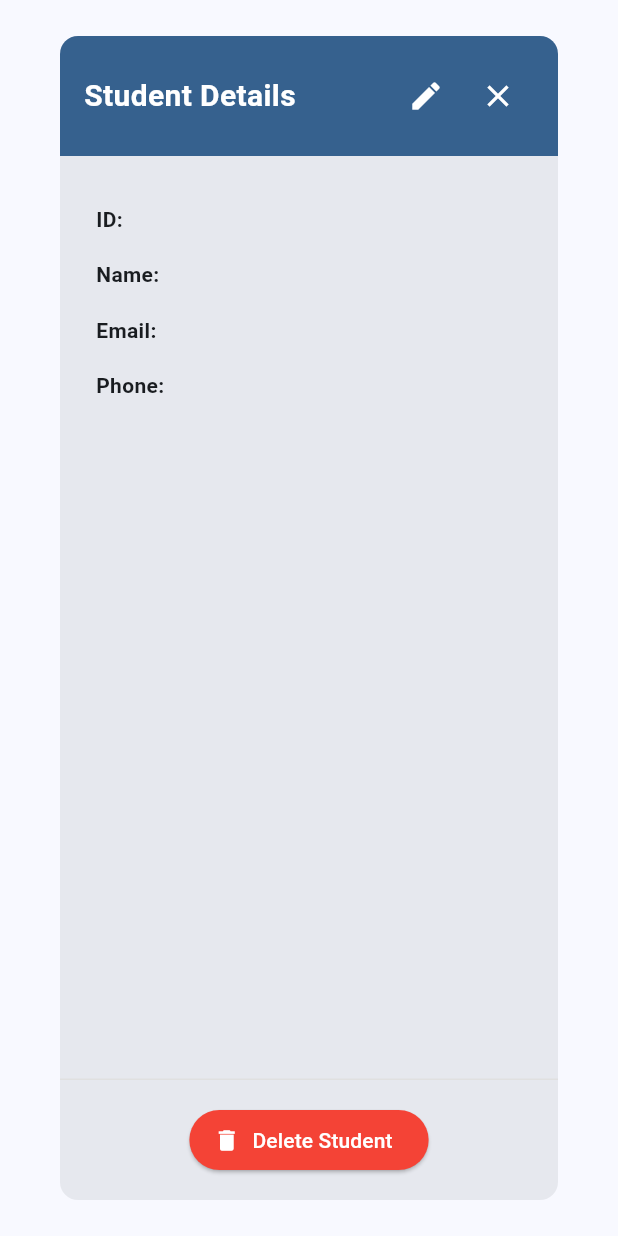
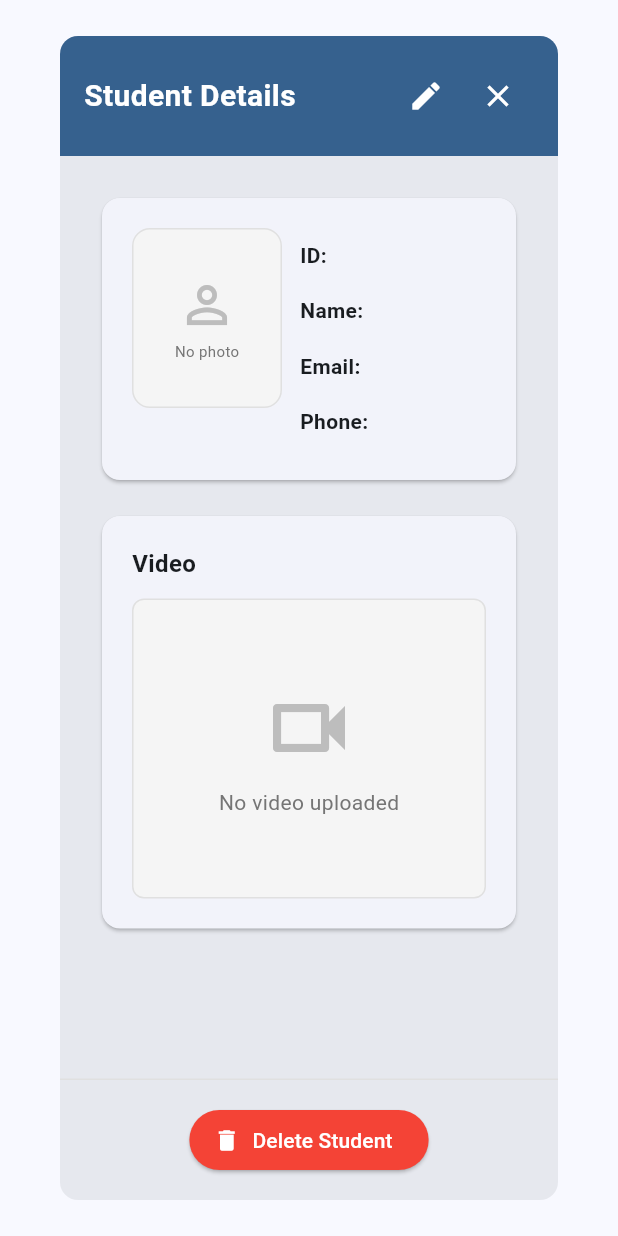
Before and after one commit to NitishGupta2306/student-master, a Flutter app: the StudentDetailDialog widget shown alone on an empty page, opened directly with empty values, on a phone screen of 412 x 824 dp. Run offline on Flutter 3.47's test engine with Material 3 defaults, Android fonts, the phone set to English and light mode, and no system bars; our stand-ins replace chewie, csv, data_table_2, file_picker, fluttertoast, sqflite and 1 more; accounts and stored records are empty.

Commit message:
default photo and video in UI

```diff
--- a/src/lib/widgets/student_detail_dialog.dart
+++ b/src/lib/widgets/student_detail_dialog.dart
@@ -132,47 +132,114 @@ class StudentDetailDialog extends StatelessWidget {
               child: SingleChildScrollView(
                 padding: const EdgeInsets.all(24),
                 child: Column(
+                  crossAxisAlignment: CrossAxisAlignment.stretch,
+                  children: [
+                    // Photo and Info Card
+                    Card(
+                      elevation: 1,
+                      shape: RoundedRectangleBorder(
+                        borderRadius: BorderRadius.circular(12),
+                      ),
+                      child: Padding(
+                        padding: const EdgeInsets.all(20),
+                        child: LayoutBuilder(
+                          builder: (context, constraints) {
+                            // Use smaller photo on narrow screens
+                            final photoWidth = constraints.maxWidth < 400
+                                ? 100.0
+                                : 200.0;
+                            final photoHeight = constraints.maxWidth < 400
+                                ? 120.0
+                                : 250.0;
+                            final spacing = constraints.maxWidth < 400
+                                ? 12.0
+                                : 24.0;
+
+                            return Row(
                               crossAxisAlignment: CrossAxisAlignment.start,
                               children: [
-                    // Basic Info
+                                // Photo on Left
+                                Container(
+                                  width: photoWidth,
+                                  height: photoHeight,
+                                  decoration: BoxDecoration(
+                                    color: Colors.grey[100],
+                                    borderRadius: BorderRadius.circular(12),
+                                    border: Border.all(
+                                      color: Colors.grey[300]!,
+                                    ),
+                                  ),
+                                  child:
+                                      student.photoPath != null &&
+                                          student.photoPath!.isNotEmpty &&
+                                          File(student.photoPath!).existsSync()
+                                      ? ClipRRect(
+                                          borderRadius: BorderRadius.circular(
+                                            12,
+                                          ),
+                                          child: Image.file(
+                                            File(student.photoPath!),
+                                            fit: BoxFit.cover,
+                                          ),
+                                        )
+                                      : Center(
+                                          child: Column(
+                                            mainAxisAlignment:
+                                                MainAxisAlignment.center,
+                                            children: [
+                                              Icon(
+                                                Icons.person_outline,
+                                                size: constraints.maxWidth < 400
+                                                    ? 40.0
+                                                    : 64.0,
+                                                color: Colors.grey[400],
+                                              ),
+                                              const SizedBox(height: 4),
+                                              Text(
+                                                'No photo',
+                                                style: TextStyle(
+                                                  color: Colors.grey[600],
+                                                  fontSize: 10,
+                                                ),
+                                              ),
+                                            ],
+                                          ),
+                                        ),
+                                ),
+
+                                SizedBox(width: spacing),
+
+                                // Info on Right
+                                Expanded(
+                                  child: Column(
+                                    crossAxisAlignment:
+                                        CrossAxisAlignment.start,
+                                    children: [
                                       _buildInfoRow('ID:', student.id),
                                       _buildInfoRow('Name:', student.name),
                                       _buildInfoRow('Email:', student.email),
                                       _buildInfoRow('Phone:', student.phone),
-
-                    const SizedBox(height: 24),
-
-                    // Photo
-                    if (student.photoPath != null &&
-                        student.photoPath!.isNotEmpty)
-                      Column(
-                        crossAxisAlignment: CrossAxisAlignment.start,
-                        children: [
-                          const Text(
-                            'Photo',
-                            style: TextStyle(
-                              fontWeight: FontWeight.bold,
-                              fontSize: 16,
+                                    ],
                                   ),
                                 ),
-                          const SizedBox(height: 8),
-                          Container(
-                            constraints: const BoxConstraints(maxHeight: 300),
-                            child: File(student.photoPath!).existsSync()
-                                ? Image.file(
-                                    File(student.photoPath!),
-                                    fit: BoxFit.contain,
-                                  )
-                                : const Text('Photo not found'),
+                              ],
+                            );
+                          },
                         ),
-                          const SizedBox(height: 24),
-                        ],
+                      ),
                     ),
 
-                    // Video
-                    if (student.videoPath != null &&
-                        student.videoPath!.isNotEmpty)
-                      Column(
+                    const SizedBox(height: 16),
+
+                    // Video Card
+                    Card(
+                      elevation: 1,
+                      shape: RoundedRectangleBorder(
+                        borderRadius: BorderRadius.circular(12),
+                      ),
+                      child: Padding(
+                        padding: const EdgeInsets.all(20),
+                        child: Column(
                           crossAxisAlignment: CrossAxisAlignment.start,
                           children: [
                             const Text(
@@ -182,11 +249,47 @@ class StudentDetailDialog extends StatelessWidget {
                                 fontSize: 16,
                               ),
                             ),
+                            const SizedBox(height: 12),
+                            student.videoPath != null &&
+                                    student.videoPath!.isNotEmpty &&
+                                    File(student.videoPath!).existsSync()
+                                ? VideoPlayerWidget(
+                                    videoPath: student.videoPath!,
+                                  )
+                                : Container(
+                                    height: 200,
+                                    decoration: BoxDecoration(
+                                      color: Colors.grey[100],
+                                      borderRadius: BorderRadius.circular(8),
+                                      border: Border.all(
+                                        color: Colors.grey[300]!,
+                                      ),
+                                    ),
+                                    child: Center(
+                                      child: Column(
+                                        mainAxisAlignment:
+                                            MainAxisAlignment.center,
+                                        children: [
+                                          Icon(
+                                            Icons.videocam_outlined,
+                                            size: 64,
+                                            color: Colors.grey[400],
+                                          ),
                                           const SizedBox(height: 8),
-                          File(student.videoPath!).existsSync()
-                              ? VideoPlayerWidget(videoPath: student.videoPath!)
-                              : const Text('Video not found'),
+                                          Text(
+                                            'No video uploaded',
+                                            style: TextStyle(
+                                              color: Colors.grey[600],
+                                              fontSize: 14,
+                                            ),
+                                          ),
                                         ],
+                                      ),
+                                    ),
+                                  ),
+                          ],
+                        ),
+                      ),
                     ),
                   ],
                 ),
```
Also changed, not shown: 6 other files. Lines whose indentation alone changed are shown as unchanged.
